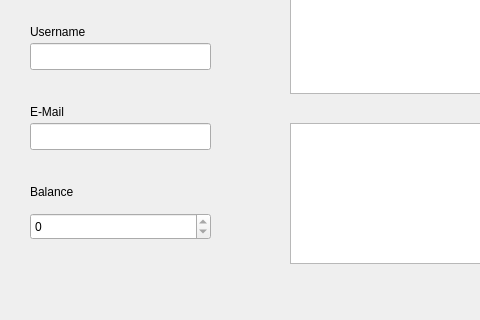
First picture: the form in account.ui, repository AndyPlanells/finalprojectp3, before the edit; both pictures show x 0 to 480 and y 97 to 417 of the 802 by 417 pixel window.
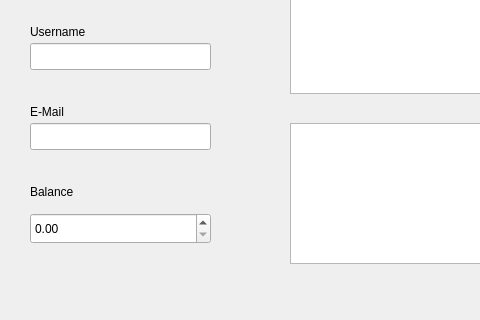
Second picture: the form after the edit. Icons and pictures are not drawn.

What changed in the file:
```diff
--- a/account.ui
+++ b/account.ui
@@ -232,20 +232,17 @@
     <string>Balance</string>
    </property>
   </widget>
-  <widget class="QSpinBox" name="spin_balance">
+  <widget class="QDoubleSpinBox" name="spin_balance">
    <property name="geometry">
     <rect>
      <x>30</x>
      <y>310</y>
      <width>181</width>
-     <height>27</height>
+     <height>31</height>
     </rect>
    </property>
-   <property name="readOnly">
-    <bool>true</bool>
-   </property>
    <property name="maximum">
-    <number>1000000</number>
+    <double>5000.989999999999782</double>
    </property>
   </widget>
  </widget>
```
